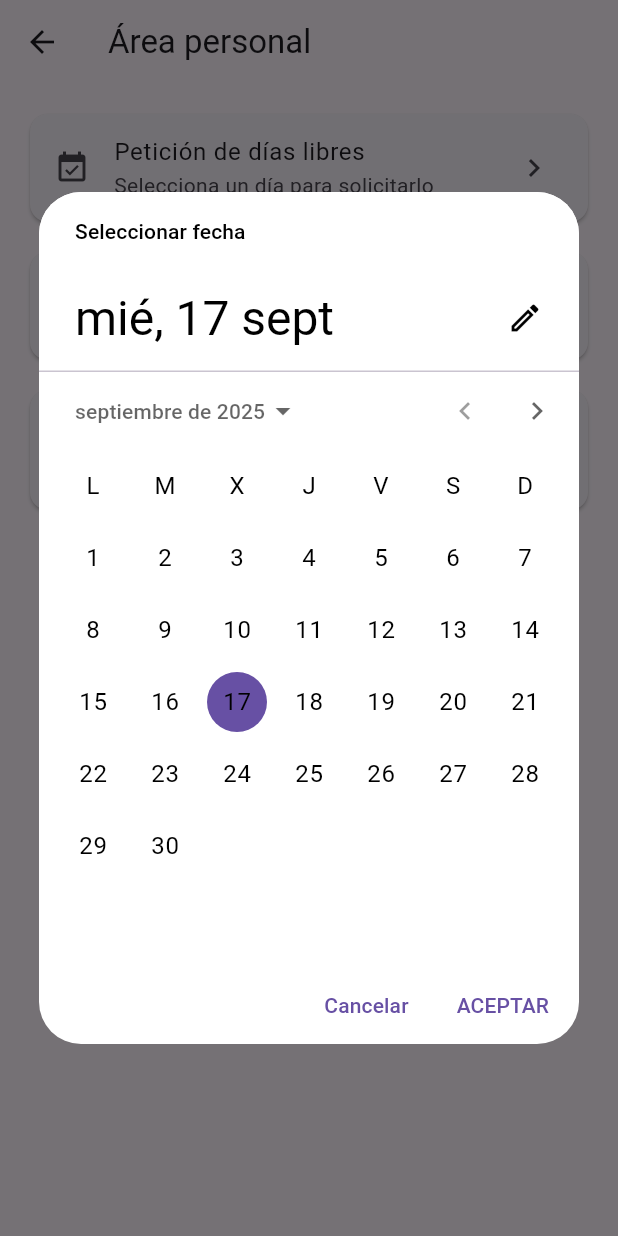
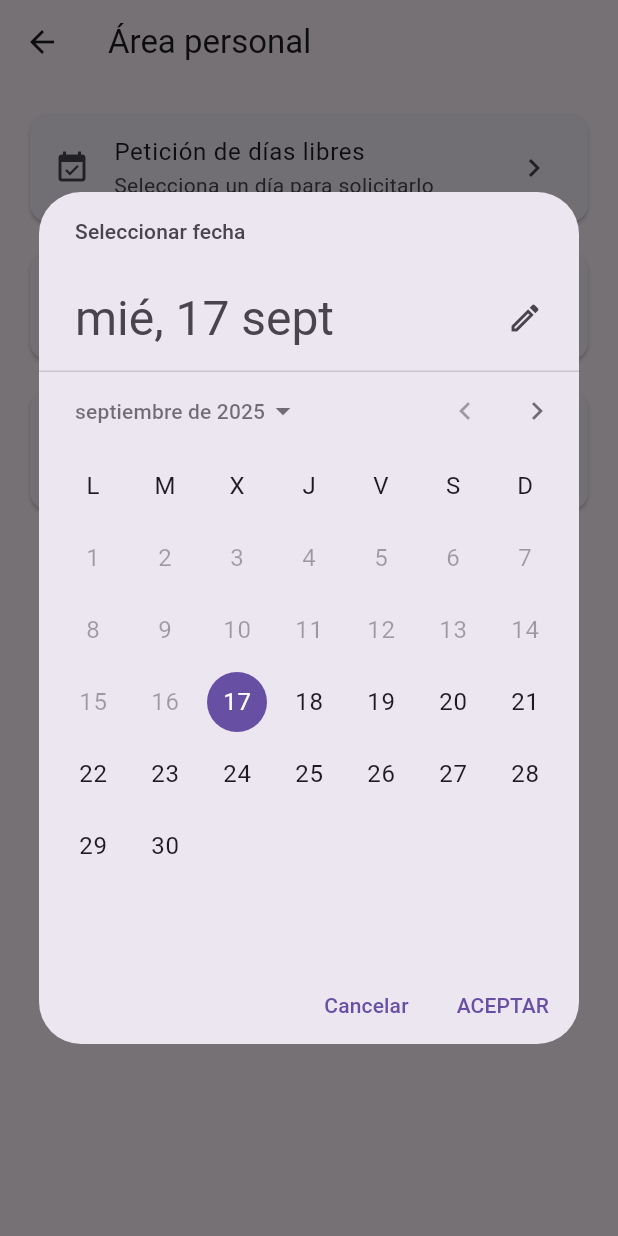
Before and after one commit to Asb74/sansebassms, a Flutter app: the AreaPersonalScreen screen opened directly, after a tap on "Petición de días libres", on a phone screen of 412 x 824 dp. Run offline on Flutter 3.47's test engine with Material 3 defaults, Android fonts, the phone set to English and light mode, and no system bars; our stand-ins replace cloud_firestore, firebase_auth, firebase_core, firebase_messaging, flutter_local_notifications, permission_handler and 1 more; accounts and stored records are empty.

Commit message:
Actualizar petición de día libre con motivo

```diff
--- a/lib/screens/areapersonal_screen.dart
+++ b/lib/screens/areapersonal_screen.dart
@@ -27,109 +27,41 @@ class _AreaPersonalScreenState extends State<AreaPersonalScreen> {
       return;
     }
 
-    // Rango y fecha inicial seguros
     final now = DateTime.now();
-    final first = DateTime(now.year, now.month, now.day); // hoy 00:00
+    final first = DateTime(now.year, now.month, now.day);
     final last = first.add(const Duration(days: 365));
-    final initial = now.isBefore(first) ? first : now;
 
-    // 1) INTENTO PRINCIPAL: showDatePicker con tema forzado (M3 + DatePickerTheme)
-    DateTime? picked = await showDatePicker(
+    final picked = await showDatePicker(
       context: context,
-      initialDate: initial,
+      initialDate: first,
       firstDate: first,
       lastDate: last,
       locale: const Locale('es', 'ES'),
       useRootNavigator: true,
-      builder: (ctx, child) {
-        final base = Theme.of(ctx);
-        return Theme(
-          data: base.copyWith(
-            // Fuerza contraste y fondos del diálogo del datepicker
-            colorScheme: base.colorScheme.copyWith(
-              surface: Colors.white,
-              onSurface: Colors.black,
-              primary: base.colorScheme.primary,
-            ),
-            dialogBackgroundColor: Colors.white,
-            // ⚠️ En M3 el picker usa este tema específico
-            datePickerTheme: const DatePickerThemeData(
-              backgroundColor: Colors.white,
-              headerBackgroundColor: Colors.white,
-              headerForegroundColor: Colors.black,
-              dayForegroundColor: MaterialStatePropertyAll(Colors.black),
-              yearForegroundColor: MaterialStatePropertyAll(Colors.black),
-              todayForegroundColor: MaterialStatePropertyAll(Colors.black),
-            ),
-            // Si tu copyWith soporta esto, mantenlo; si no, ignóralo.
-            // ignore: deprecated_member_use
-            useMaterial3: true,
-          ),
-          child: child!,
-        );
-      },
     );
 
-    // 2) FALLBACK: si por tema/ROM el diálogo no se ve/retorna null, usa bottom sheet
+    // ⛔ Si cancela: cerrar picker y volver a la pantalla anterior a Área personal
     if (picked == null) {
-      picked = await showModalBottomSheet<DateTime>(
-        context: context,
-        isScrollControlled: false,
-        showDragHandle: true,
-        backgroundColor: Colors.white,
-        builder: (ctx) {
-          DateTime selected = initial;
-          return SafeArea(
-            child: Padding(
-              padding: const EdgeInsets.fromLTRB(16, 8, 16, 16),
-              child: Column(
-                mainAxisSize: MainAxisSize.min,
-                children: [
-                  const Text('Selecciona una fecha',
-                      style:
-                          TextStyle(fontSize: 18, fontWeight: FontWeight.w600)),
-                  const SizedBox(height: 8),
-                  CalendarDatePicker(
-                    initialDate: initial,
-                    firstDate: first,
-                    lastDate: last,
-                    onDateChanged: (d) =>
-                        selected = DateTime(d.year, d.month, d.day),
-                  ),
-                  const SizedBox(height: 8),
-                  Row(
-                    mainAxisAlignment: MainAxisAlignment.end,
-                    children: [
-                      TextButton(
-                          onPressed: () => Navigator.pop(ctx),
-                          child: const Text('Cancelar')),
-                      const SizedBox(width: 8),
-                      FilledButton(
-                          onPressed: () => Navigator.pop(ctx, selected),
-                          child: const Text('Aceptar')),
-                    ],
-                  ),
-                ],
-              ),
-            ),
-          );
-        },
-      );
+      if (mounted) Navigator.of(context).maybePop(); // salir de AreaPersonalScreen
+      return;
     }
 
-    if (picked == null) return;
+    // Normalizamos a 00:00 local
+    final fechaSolo = DateTime(picked.year, picked.month, picked.day);
+    final motivo = await _pedirMotivo(context);
+    if (motivo == null) return; // canceló en el diálogo de motivo
 
-    final fechaSolo = DateTime(picked.year, picked.month, picked.day);
     final yyyyMMdd = DateFormat('yyyyMMdd').format(fechaSolo);
     final docId = '${user.uid}_$yyyyMMdd';
 
     setState(() => _guardando = true);
     try {
       await _db.collection('Peticiones').doc(docId).set({
-        'uid': user.uid,
-        'Fecha': Timestamp.fromDate(fechaSolo), // Timestamp para poder ordenar
-        'Admitido': 'Pendiente',
-        'creadoEn': FieldValue.serverTimestamp(),
+        'uid'      : user.uid,
+        'Fecha'    : Timestamp.fromDate(fechaSolo),
+        'Admitido' : 'Pendiente',
+        'Motivo'   : motivo,
+        'creadoEn' : FieldValue.serverTimestamp(),
       }, SetOptions(merge: true));
 
       if (!mounted) return;
@@ -137,7 +69,7 @@ class _AreaPersonalScreenState extends State<AreaPersonalScreen> {
         SnackBar(content: Text('Petición registrada para $yyyyMMdd')),
       );
     } on FirebaseException catch (e) {
-      debugPrint('Error guardando petición: ${e.message}');
+      debugPrint('Error guardando petición: ${e.code} ${e.message}');
       if (!mounted) return;
       ScaffoldMessenger.of(context).showSnackBar(
         const SnackBar(content: Text('Error al guardar la petición.')),
@@ -227,3 +159,54 @@ class _AreaPersonalScreenState extends State<AreaPersonalScreen> {
     );
   }
 }
+
+Future<String?> _pedirMotivo(BuildContext context) async {
+  final formKey = GlobalKey<FormState>();
+  final controller = TextEditingController();
+
+  final res = await showDialog<String>(
+    context: context,
+    barrierDismissible: false,
+    builder: (ctx) {
+      return AlertDialog(
+        title: const Text('Motivo de la petición'),
+        content: Form(
+          key: formKey,
+          child: TextFormField(
+            controller: controller,
+            maxLength: 150,
+            minLines: 2,
+            maxLines: 4,
+            decoration: const InputDecoration(
+              hintText: 'Escribe el motivo (10–150 caracteres)',
+              counterText: '',
+            ),
+            validator: (v) {
+              final t = (v ?? '').trim();
+              if (t.length < 10) return 'Mínimo 10 caracteres';
+              if (t.length > 150) return 'Máximo 150 caracteres';
+              return null;
+            },
+          ),
+        ),
+        actions: [
+          TextButton(
+            onPressed: () => Navigator.of(ctx).pop(null),
+            child: const Text('Cancelar'),
+          ),
+          FilledButton(
+            onPressed: () {
+              if (formKey.currentState?.validate() ?? false) {
+                Navigator.of(ctx).pop(controller.text.trim());
+              }
+            },
+            child: const Text('Aceptar'),
+          ),
+        ],
+      );
+    },
+  );
+
+  controller.dispose();
+  return res; // null si canceló
+}
```
